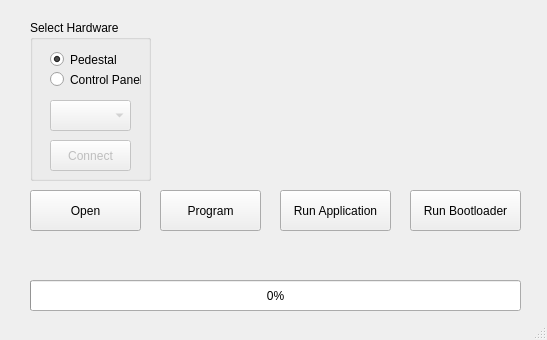
First picture: the form in mainwindow.ui, repository flishet/GUI-Bootloader, before the edit.
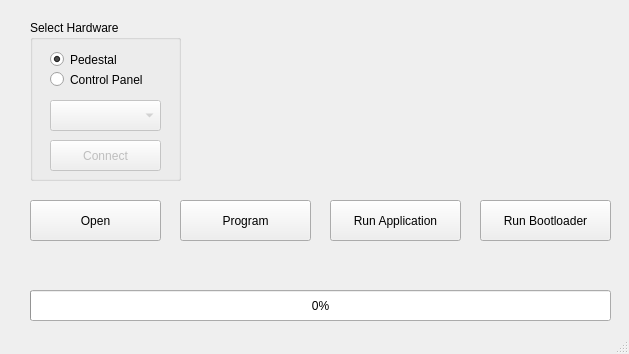
Second picture: the form after the edit.

Commit message: -auto serial ba linux test shod -hanoz combobox hazf nashodeh -->1403/11/13

Diff of the .ui file:
```diff
--- a/mainwindow.ui
+++ b/mainwindow.ui
@@ -6,8 +6,8 @@
    <rect>
     <x>0</x>
     <y>0</y>
-    <width>547</width>
-    <height>340</height>
+    <width>629</width>
+    <height>354</height>
    </rect>
   </property>
   <property name="sizePolicy">
@@ -39,8 +39,8 @@
     <property name="geometry">
      <rect>
       <x>30</x>
-      <y>280</y>
-      <width>491</width>
+      <y>290</y>
+      <width>581</width>
       <height>31</height>
      </rect>
     </property>
@@ -61,8 +61,8 @@
     <property name="geometry">
      <rect>
       <x>30</x>
-      <y>240</y>
-      <width>491</width>
+      <y>250</y>
+      <width>581</width>
       <height>31</height>
      </rect>
     </property>
@@ -77,8 +77,8 @@
     <property name="geometry">
      <rect>
       <x>30</x>
-      <y>190</y>
-      <width>111</width>
+      <y>200</y>
+      <width>131</width>
       <height>41</height>
      </rect>
     </property>
@@ -92,9 +92,9 @@
    <widget class="QPushButton" name="btn_boot">
     <property name="geometry">
      <rect>
-      <x>410</x>
-      <y>190</y>
-      <width>111</width>
+      <x>480</x>
+      <y>200</y>
+      <width>131</width>
       <height>41</height>
      </rect>
     </property>
@@ -108,9 +108,9 @@
    <widget class="QPushButton" name="btn_app">
     <property name="geometry">
      <rect>
-      <x>280</x>
-      <y>190</y>
-      <width>111</width>
+      <x>330</x>
+      <y>200</y>
+      <width>131</width>
       <height>41</height>
      </rect>
     </property>
@@ -124,9 +124,9 @@
    <widget class="QPushButton" name="btn_program">
     <property name="geometry">
      <rect>
-      <x>160</x>
-      <y>190</y>
-      <width>101</width>
+      <x>180</x>
+      <y>200</y>
+      <width>131</width>
       <height>41</height>
      </rect>
     </property>
@@ -140,9 +140,9 @@
    <widget class="QLabel" name="label">
     <property name="geometry">
      <rect>
-      <x>310</x>
+      <x>340</x>
       <y>40</y>
-      <width>211</width>
+      <width>271</width>
       <height>131</height>
      </rect>
     </property>
@@ -165,7 +165,7 @@
      <rect>
       <x>30</x>
       <y>20</y>
-      <width>121</width>
+      <width>151</width>
       <height>161</height>
      </rect>
     </property>
@@ -180,7 +180,7 @@
       <rect>
        <x>20</x>
        <y>80</y>
-       <width>81</width>
+       <width>111</width>
        <height>31</height>
       </rect>
      </property>
@@ -190,7 +190,7 @@
       <rect>
        <x>20</x>
        <y>50</y>
-       <width>91</width>
+       <width>121</width>
        <height>19</height>
       </rect>
      </property>
@@ -222,7 +222,7 @@
       <rect>
        <x>20</x>
        <y>120</y>
-       <width>81</width>
+       <width>111</width>
        <height>31</height>
       </rect>
      </property>
@@ -234,7 +234,7 @@
    <widget class="QLabel" name="label_3">
     <property name="geometry">
      <rect>
-      <x>170</x>
+      <x>200</x>
       <y>40</y>
       <width>131</width>
       <height>131</height>
```
The commit also changes 5 other files.
